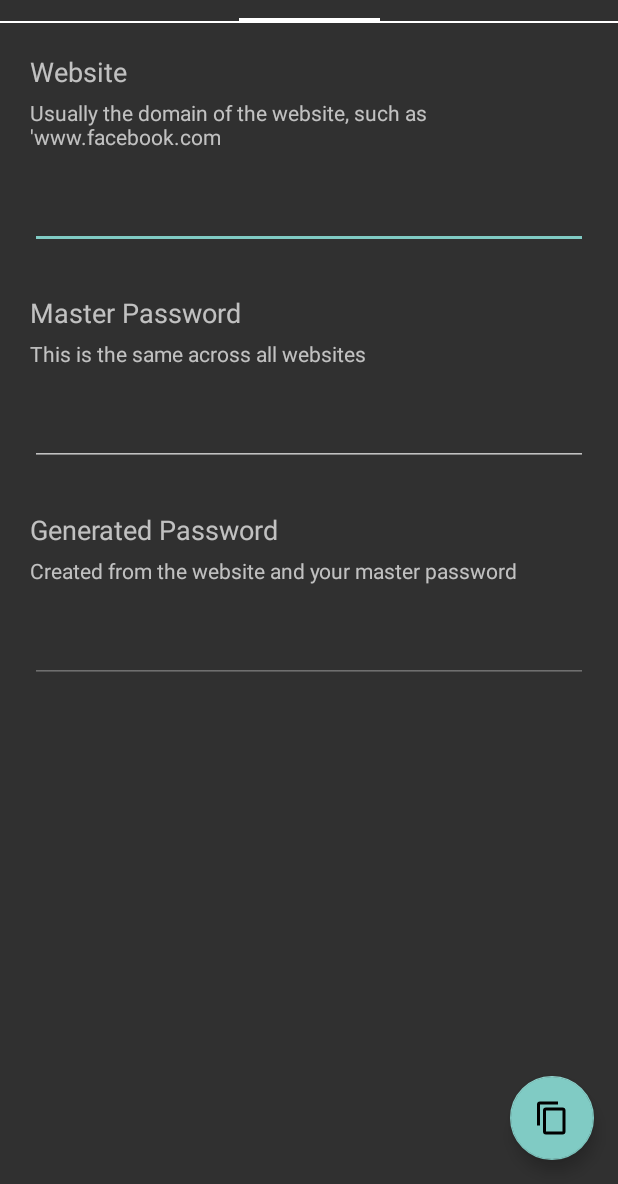
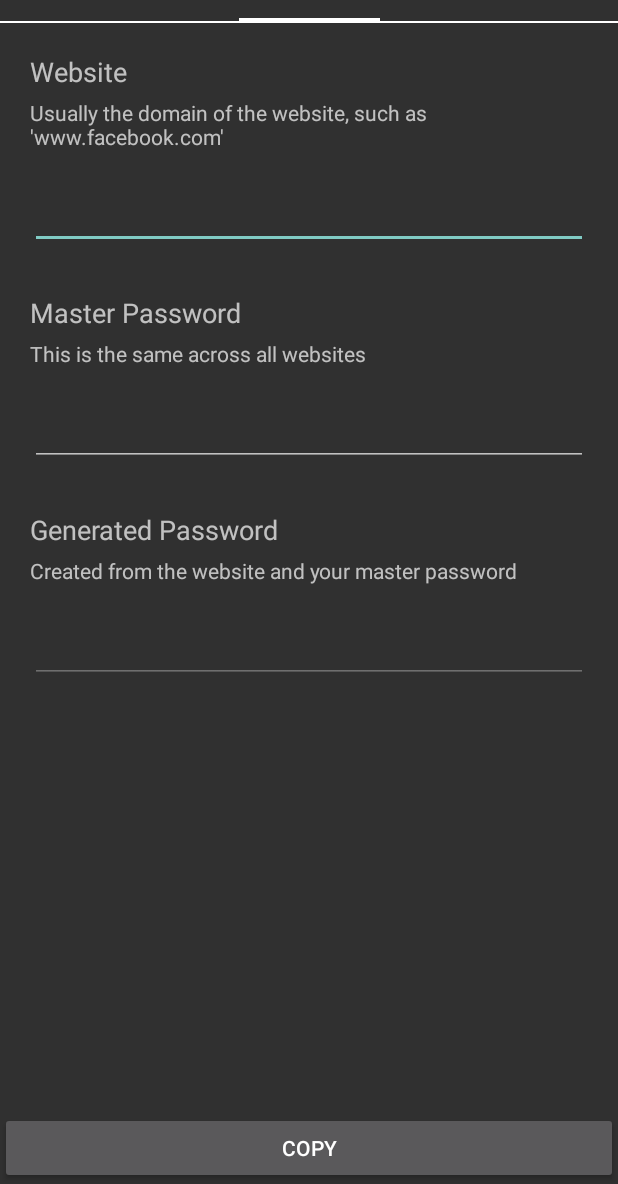
Before and after one commit to dave-cassettari/unique-password, an Android app: the screen it shows after launch (PasswordActivity), on a phone screen of 412 x 824 dp, the part 52-1236 px from its top. Run offline under Robolectric (Android 15) with nearby library versions, the phone set to English and light mode, and no system bars.

Commit message:
Removed floating action button and replaced with fixed-position standard button.

```diff
--- a/Android/app/src/main/java/org/cassettari/uniquepassword/PasswordActivity.java
+++ b/Android/app/src/main/java/org/cassettari/uniquepassword/PasswordActivity.java
@@ -100,17 +100,6 @@ public class PasswordActivity
 		viewPager.setAdapter(fragmentPagerAdapter);
 		viewPager.setCurrentItem(1, false);
 		viewPager.setOffscreenPageLimit(2);
-
-		final FloatingActionButton actionButton = (FloatingActionButton) findViewById(R.id.fab);
-
-		actionButton.setOnClickListener(new View.OnClickListener()
-		{
-			@Override
-			public void onClick(View v)
-			{
-				fragmentPassword.CopyToClipboard();
-			}
-		});
 	}
 
 	@Override
--- a/Android/app/src/main/java/org/cassettari/uniquepassword/fragments/PasswordFragment.java
+++ b/Android/app/src/main/java/org/cassettari/uniquepassword/fragments/PasswordFragment.java
@@ -9,6 +9,7 @@ import android.text.TextWatcher;
 import android.view.LayoutInflater;
 import android.view.View;
 import android.view.ViewGroup;
+import android.widget.Button;
 import android.widget.EditText;
 import android.widget.Toast;
 
@@ -51,6 +52,17 @@ public class PasswordFragment extends TitledFragment implements TextWatcher
 
 		textMaster.addTextChangedListener(this);
 		textDomain.addTextChangedListener(this);
+
+		final Button buttonCopy = (Button) fragment.findViewById(R.id.buttonCopy);
+
+		buttonCopy.setOnClickListener(new View.OnClickListener()
+		{
+			@Override
+			public void onClick(View v)
+			{
+				CopyToClipboard();
+			}
+		});
 
 		return fragment;
 	}
--- a/Android/app/src/main/res/layout/activity_password.xml
+++ b/Android/app/src/main/res/layout/activity_password.xml
@@ -26,14 +26,4 @@
 
     </android.support.v4.view.ViewPager>
 
-    <android.support.design.widget.FloatingActionButton
-        android:id="@+id/fab"
-        android:layout_width="wrap_content"
-        android:layout_height="wrap_content"
-        android:layout_margin="16dp"
-        android:clickable="true"
-        android:src="@drawable/content_copy"
-        app:layout_anchor="@id/container"
-        app:layout_anchorGravity="bottom|right|end"/>
-
 </android.support.design.widget.CoordinatorLayout>
--- a/Android/app/src/main/res/layout/fragment_password.xml
+++ b/Android/app/src/main/res/layout/fragment_password.xml
@@ -1,14 +1,14 @@
 <?xml version="1.0" encoding="utf-8"?>
-<LinearLayout xmlns:android="http://schemas.android.com/apk/res/android"
-              android:layout_width="fill_parent"
-              android:layout_height="fill_parent"
-              android:orientation="vertical"
-    >
+<RelativeLayout xmlns:android="http://schemas.android.com/apk/res/android"
+              android:layout_width="match_parent"
+              android:layout_height="match_parent"
+              android:orientation="vertical">
 
     <ScrollView
         android:id="@+id/scrollViewPassword"
-        android:layout_width="wrap_content"
-        android:layout_height="wrap_content">
+        android:layout_width="fill_parent"
+        android:layout_height="fill_parent"
+        android:fillViewport="true">
 
         <LinearLayout
             android:layout_width="match_parent"
@@ -22,7 +22,7 @@
                 android:layout_height="wrap_content"
                 android:layout_marginBottom="5dp"
                 android:labelFor="@+id/editDomain"
-                android:text="Website"
+                android:text="@string/text_password_label_domain_title"
                 android:textAppearance="?android:attr/textAppearanceMedium"/>
 
             <TextView
@@ -30,7 +30,7 @@
                 android:layout_width="match_parent"
                 android:layout_height="wrap_content"
                 android:labelFor="@+id/editDomain"
-                android:text="Usually the domain of the website, such as &apos;www.facebook.com"
+                android:text="@string/text_password_label_domain_desc"
                 android:textAppearance="?android:attr/textAppearanceSmall"/>
 
             <EditText
@@ -50,7 +50,7 @@
                 android:layout_height="wrap_content"
                 android:layout_marginBottom="5dp"
                 android:labelFor="@+id/editMaster"
-                android:text="Master Password"
+                android:text="@string/text_password_label_master_title"
                 android:textAppearance="?android:attr/textAppearanceMedium"/>
 
             <TextView
@@ -58,7 +58,7 @@
                 android:layout_width="match_parent"
                 android:layout_height="wrap_content"
                 android:labelFor="@+id/editMaster"
-                android:text="This is the same across all websites"
+                android:text="@string/text_password_label_master_desc"
                 android:textAppearance="?android:attr/textAppearanceSmall"/>
 
             <EditText
@@ -77,7 +77,7 @@
                 android:layout_height="wrap_content"
                 android:layout_marginBottom="5dp"
                 android:labelFor="@+id/editHashed"
-                android:text="Generated Password"
+                android:text="@string/text_password_label_hashed_title"
                 android:textAppearance="?android:attr/textAppearanceMedium"/>
 
             <TextView
@@ -85,7 +85,7 @@
                 android:layout_width="match_parent"
                 android:layout_height="wrap_content"
                 android:labelFor="@+id/editHashed"
-                android:text="Created from the website and your master password"
+                android:text="@string/text_password_label_hashed_desc"
                 android:textAppearance="?android:attr/textAppearanceSmall"/>
 
             <EditText
@@ -101,4 +101,11 @@
         </LinearLayout>
     </ScrollView>
 
-</LinearLayout>
+    <Button
+        android:layout_width="fill_parent"
+        android:layout_height="wrap_content"
+        android:text="Copy"
+        android:id="@+id/buttonCopy"
+        android:layout_alignParentBottom="true"/>
+
+</RelativeLayout>
--- a/Android/app/src/main/res/values/strings.xml
+++ b/Android/app/src/main/res/values/strings.xml
@@ -2,4 +2,12 @@
     <string name="app_name">Unique Password</string>
     <string name="action_settings">Settings</string>
     <string name="section_format">Hello World from section: %1$d</string>
+    <string name="text_password_label_domain_title">Website</string>
+    <string name="text_password_label_domain_desc">Usually the domain of the website, such as \'www.facebook.com\'</string>
+    <string name="text_password_label_master_title">Master Password</string>
+    <string name="text_password_label_master_desc">This is the same across all websites</string>
+    <string name="text_password_label_hashed_title">Generated Password</string>
+    <string name="text_password_label_hashed_desc">Created from the website and your master password</string>
+    <string name="text_settings_label_length_title">Maximum Length</string>
+    <string name="text_settings_label_specials_title">Extra Characters</string>
 </resources>
```
Also changed, not shown: Android/app/src/main/res/layout/fragment_settings.xml (+23 -29 lines).
